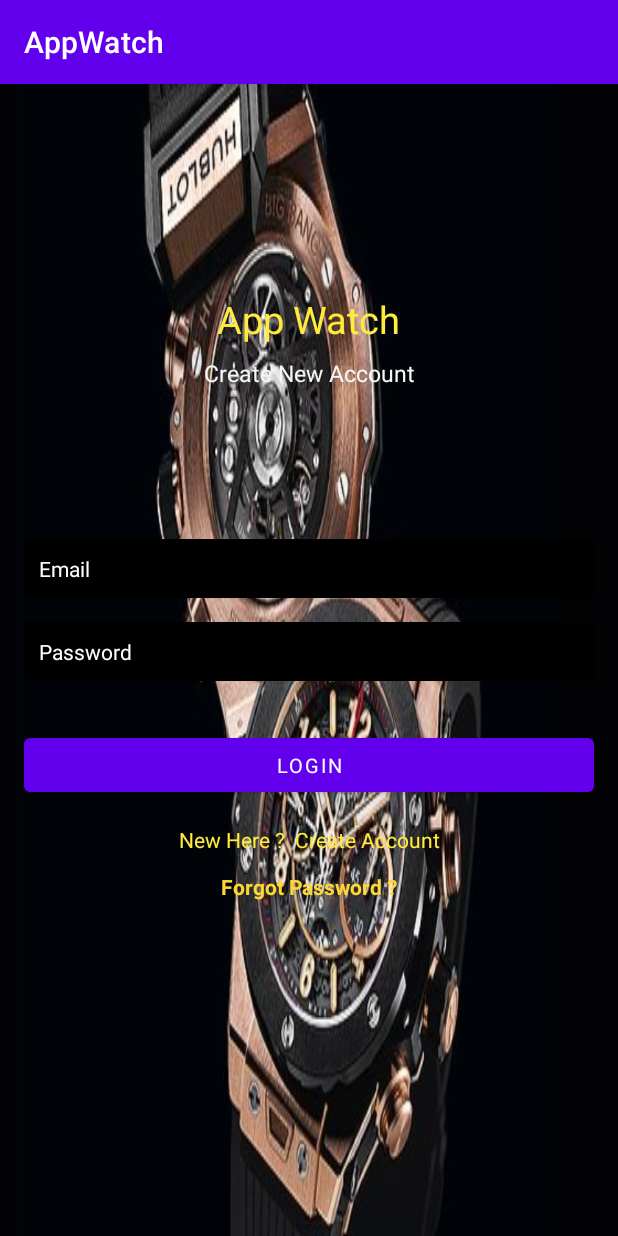
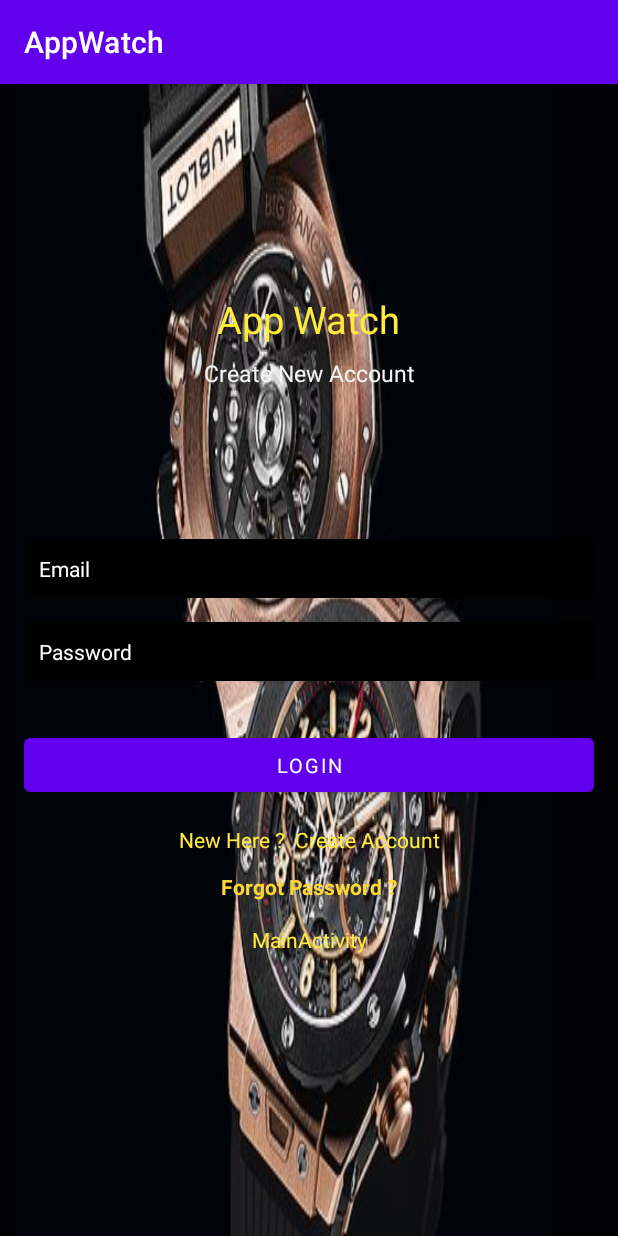
Before and after one commit to Sales-Management/ShopDongHo, an Android app: the Login screen opened directly, with no data from a screen before it, on a phone screen of 412 x 824 dp. Run offline under Robolectric (Android 15) with nearby library versions, the phone set to English and light mode, and no system bars; our stand-ins replace Firebase (no records; nobody signed in at launch, a user with empty details on screens opened directly); Roboto replaces fonts that are not available here.

```diff
--- a/app/src/main/java/com/example/appwatch/Login.java
+++ b/app/src/main/java/com/example/appwatch/Login.java
@@ -25,7 +25,7 @@ import com.google.firebase.auth.FirebaseAuth;
 public class Login extends AppCompatActivity {
     EditText mEmail,mPassword;
     Button mLoginBtn;
-    TextView mCreateBtn,forgotTextLink;
+    TextView mCreateBtn,forgotTextLink, mMain;
     ProgressBar progressBar;
     FirebaseAuth fAuth;
 
@@ -35,7 +35,7 @@ public class Login extends AppCompatActivity {
         super.onCreate(savedInstanceState);
         setContentView(R.layout.activity_login);
 
-
+        mMain = findViewById(R.id.main);
         mEmail = findViewById(R.id.Email);
         mPassword = findViewById(R.id.password);
         progressBar = findViewById(R.id.progressBar);
@@ -88,7 +88,12 @@ public class Login extends AppCompatActivity {
             }
         });
 
-
+        mMain.setOnClickListener(new View.OnClickListener() {
+            @Override
+            public void onClick(View v) {
+                startActivity(new Intent(getApplicationContext(),MainActivity.class));
+            }
+        });
         mCreateBtn.setOnClickListener(new View.OnClickListener() {
             @Override
             public void onClick(View v) {
--- a/app/src/main/res/layout/activity_login.xml
+++ b/app/src/main/res/layout/activity_login.xml
@@ -112,7 +112,16 @@
         app:layout_constraintTop_toBottomOf="@+id/createText"
         app:layout_constraintVertical_bias="0.39" />
 
-
+    <TextView
+        android:id="@+id/main"
+        android:layout_width="wrap_content"
+        android:layout_height="wrap_content"
+        android:layout_marginTop="16dp"
+        android:text="MainActivity"
+        android:textColor="#FFEB3B"
+        app:layout_constraintEnd_toEndOf="parent"
+        app:layout_constraintStart_toStartOf="parent"
+        app:layout_constraintTop_toBottomOf="@+id/forgotPassword" />
     <TextView
         android:id="@+id/forgotPassword"
         android:layout_width="wrap_content"
```
Also changed, not shown: app/src/main/java/com/example/appwatch/EditProfile.java (+30 -1 lines).
